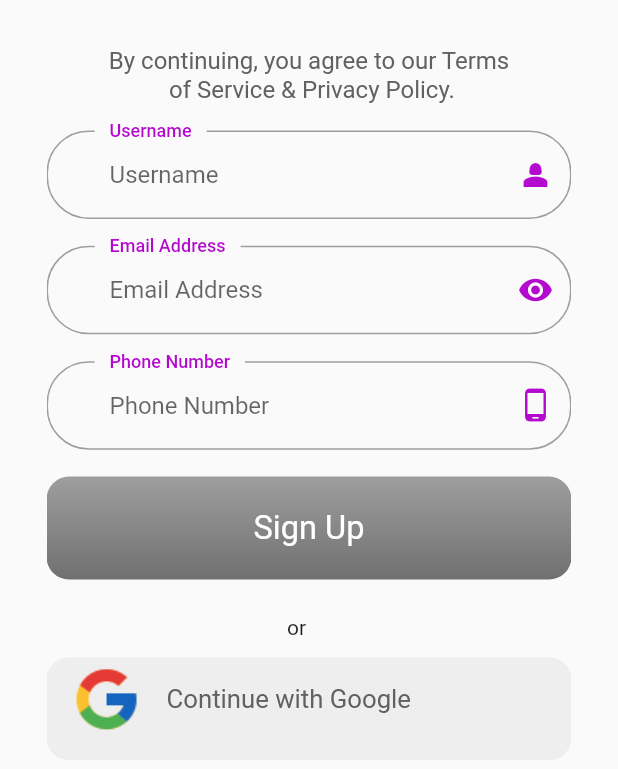
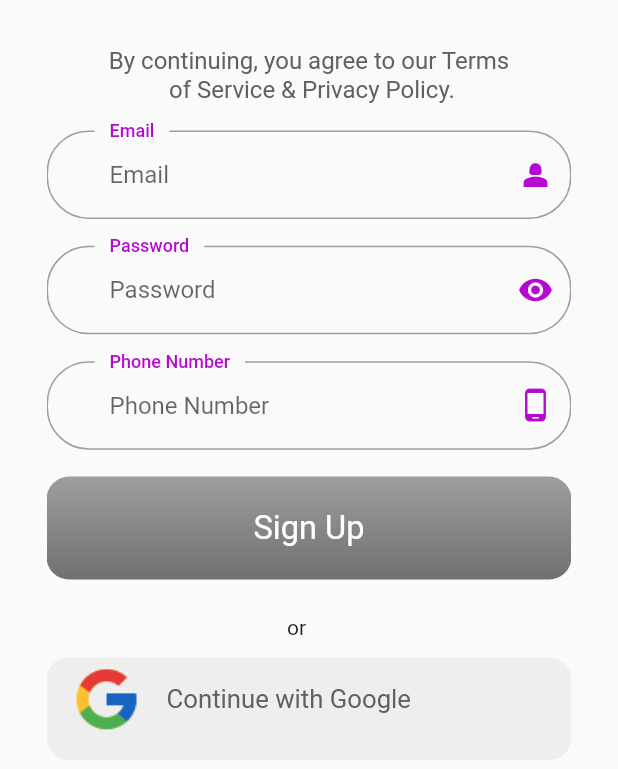
Before and after one commit to iwaai/elfaspacedashboard, a Flutter app: the SignUpForm widget shown alone on an empty page, opened directly, on a phone screen of 412 x 824 dp. Shown: the top 769 px of the screen. Run offline on Flutter 3.47's test engine with Material 2 defaults, Android fonts, the phone set to English and light mode, and no system bars; our stand-ins replace firebase_auth, firebase_core, flutter_screenutil, fluttertoast, permission_handler; accounts and stored records are empty; Roboto replaces fonts that are missing (Monsterrat-Medium); project files that could hold a hidden picture were left out.

```diff
--- a/lib/features/carsouelSlide/presentation/widgets/loginForm.dart
+++ b/lib/features/carsouelSlide/presentation/widgets/loginForm.dart
@@ -220,9 +220,7 @@ class _logInFormState extends State<logInForm>
                           ],
                         ),
                       ),
-                      Container(
-                        color: Colors.pink,
-                      )
+                      const SizedBox()
                     ],
                   ),
                 )
--- a/lib/features/carsouelSlide/presentation/widgets/signupform.dart
+++ b/lib/features/carsouelSlide/presentation/widgets/signupform.dart
@@ -16,13 +16,13 @@ class SignUpForm extends StatefulWidget {
 class SignInFormState extends State<SignUpForm> {
   final _auth = authenticationMethods();
   final _formkey = GlobalKey<FormState>();
-  final TextEditingController _nameController = TextEditingController();
+  final TextEditingController _passwordController = TextEditingController();
   final TextEditingController _emailController = TextEditingController();
   final TextEditingController _phoneNumController = TextEditingController();
 
   @override
   void dispose() {
-    _nameController.dispose();
+    _passwordController.dispose();
     _emailController.dispose();
     _phoneNumController.dispose();
     super.dispose();
@@ -50,7 +50,7 @@ class SignInFormState extends State<SignUpForm> {
                   ),
                   CutsomTextField(
                     controller: _emailController,
-                    type: 'Username',
+                    type: 'Email',
                     icon: Icons.person_2,
                     uppterType: 'Username',
                     errorText: "Enter Name",
@@ -59,8 +59,8 @@ class SignInFormState extends State<SignUpForm> {
                     height: 15.h,
                   ),
                   CutsomTextField(
-                    controller: _nameController,
-                    type: 'Email Address',
+                    controller: _passwordController,
+                    type: 'Password',
                     icon: Icons.visibility,
                     uppterType: 'Email Address',
                     errorText: "Enter your email",
@@ -87,7 +87,7 @@ class SignInFormState extends State<SignUpForm> {
                         if (_formkey.currentState!.validate()) {
                           _auth.signUP(
                               email: _emailController.text.toString(),
-                              password: _nameController.text.toString(),
+                              password: _passwordController.text.toString(),
                               ctx: context,
                               phone: _phoneNumController.text.toString());
                         }
--- a/lib/features/splash_screen/domain/utilities/utils.dart
+++ b/lib/features/splash_screen/domain/utilities/utils.dart
@@ -8,7 +8,7 @@ import 'package:fluttertoast/fluttertoast.dart';
 
 class Utils {
   void splashService(BuildContext context) {
-    Timer(const Duration(seconds: 3), () {
+    Timer(const Duration(milliseconds: 200), () {
       Provider.of<SplashScreenAnimator>(context, listen: false)
           .triggerAnimation();
 
```
